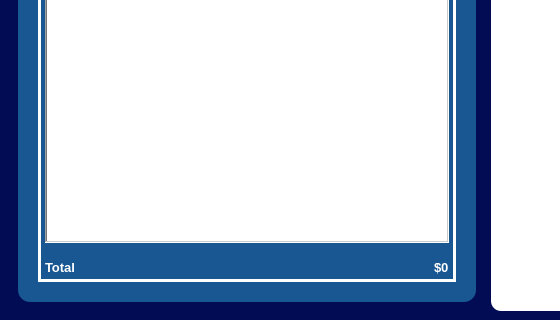
Above: RawInterfaces/Pagar.ui from Ventthos/PollosExpress before the change; both pictures show x 0 to 560 and y 296 to 616 of the 817 by 616 pixel window. Below: the same form after it.
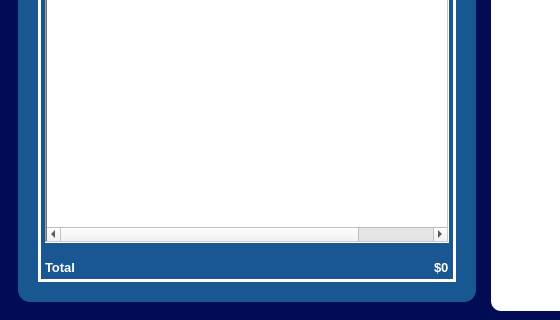
That is the form after the change.

Commit message: Index en la tabla de productos

What changed in the file:
```diff
--- a/RawInterfaces/Pagar.ui
+++ b/RawInterfaces/Pagar.ui
@@ -136,7 +136,7 @@
                   <number>1</number>
                  </property>
                  <property name="columnCount">
-                  <number>4</number>
+                  <number>5</number>
                  </property>
                  <column>
                   <property name="text">
@@ -158,6 +158,11 @@
                    <string>Subtotal</string>
                   </property>
                  </column>
+                 <column>
+                  <property name="text">
+                   <string>Id_producto</string>
+                  </property>
+                 </column>
                 </widget>
                </item>
                <item>
```
The commit also changes 11 other files.
